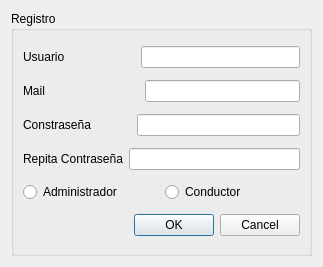
Qt form signin.ui (ejara94/flipigas) before a commit.
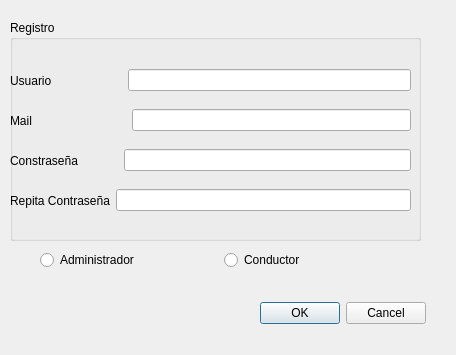
The same form after that commit.

```diff
--- a/signin.ui
+++ b/signin.ui
@@ -6,21 +6,34 @@
    <rect>
     <x>0</x>
     <y>0</y>
-    <width>323</width>
-    <height>267</height>
+    <width>456</width>
+    <height>355</height>
    </rect>
   </property>
   <property name="windowTitle">
    <string>Dialog</string>
   </property>
-  <layout class="QVBoxLayout" name="verticalLayout">
-   <item>
     <widget class="QGroupBox" name="groupBox">
+   <property name="geometry">
+    <rect>
+     <x>10</x>
+     <y>20</y>
+     <width>411</width>
+     <height>221</height>
+    </rect>
+   </property>
      <property name="title">
       <string>Registro</string>
      </property>
-     <layout class="QVBoxLayout" name="verticalLayout_2">
-      <item>
+   <widget class="QWidget" name="horizontalLayoutWidget">
+    <property name="geometry">
+     <rect>
+      <x>0</x>
+      <y>40</y>
+      <width>401</width>
+      <height>41</height>
+     </rect>
+    </property>
        <layout class="QHBoxLayout" name="horizontalLayout">
         <item>
          <widget class="QLabel" name="label">
@@ -33,22 +46,16 @@
          <widget class="QLineEdit" name="lineEdit_user"/>
         </item>
        </layout>
-      </item>
-      <item>
-       <layout class="QHBoxLayout" name="horizontalLayout_2">
-        <item>
-         <widget class="QLabel" name="label_2">
-          <property name="text">
-           <string>Mail                            </string>
-          </property>
-         </widget>
-        </item>
-        <item>
-         <widget class="QLineEdit" name="lineEdit_mail"/>
-        </item>
-       </layout>
-      </item>
-      <item>
+   </widget>
+   <widget class="QWidget" name="horizontalLayoutWidget_3">
+    <property name="geometry">
+     <rect>
+      <x>0</x>
+      <y>120</y>
+      <width>401</width>
+      <height>41</height>
+     </rect>
+    </property>
        <layout class="QHBoxLayout" name="horizontalLayout_3">
         <item>
          <widget class="QLabel" name="label_3">
@@ -61,8 +68,16 @@
          <widget class="QLineEdit" name="lineEdit_pass"/>
         </item>
        </layout>
-      </item>
-      <item>
+   </widget>
+   <widget class="QWidget" name="horizontalLayoutWidget_4">
+    <property name="geometry">
+     <rect>
+      <x>0</x>
+      <y>160</y>
+      <width>401</width>
+      <height>41</height>
+     </rect>
+    </property>
        <layout class="QHBoxLayout" name="horizontalLayout_4">
         <item>
          <widget class="QLabel" name="label_4">
@@ -75,8 +90,52 @@
          <widget class="QLineEdit" name="lineEdit_rpass"/>
         </item>
        </layout>
+   </widget>
+   <widget class="QWidget" name="horizontalLayoutWidget_2">
+    <property name="geometry">
+     <rect>
+      <x>0</x>
+      <y>80</y>
+      <width>401</width>
+      <height>41</height>
+     </rect>
+    </property>
+    <layout class="QHBoxLayout" name="horizontalLayout_2">
+     <item>
+      <widget class="QLabel" name="label_2">
+       <property name="text">
+        <string>Mail                            </string>
+       </property>
+      </widget>
       </item>
       <item>
+      <widget class="QLineEdit" name="lineEdit_mail"/>
+     </item>
+    </layout>
+   </widget>
+  </widget>
+  <widget class="QDialogButtonBox" name="buttonBox">
+   <property name="geometry">
+    <rect>
+     <x>250</x>
+     <y>300</y>
+     <width>176</width>
+     <height>27</height>
+    </rect>
+   </property>
+   <property name="standardButtons">
+    <set>QDialogButtonBox::Cancel|QDialogButtonBox::Ok</set>
+   </property>
+  </widget>
+  <widget class="QWidget" name="horizontalLayoutWidget_5">
+   <property name="geometry">
+    <rect>
+     <x>40</x>
+     <y>240</y>
+     <width>361</width>
+     <height>41</height>
+    </rect>
+   </property>
        <layout class="QHBoxLayout" name="horizontalLayout_5">
         <item>
          <widget class="QRadioButton" name="radioButton_ad">
@@ -99,18 +158,7 @@
          </widget>
         </item>
        </layout>
-      </item>
-      <item>
-       <widget class="QDialogButtonBox" name="buttonBox">
-        <property name="standardButtons">
-         <set>QDialogButtonBox::Cancel|QDialogButtonBox::Ok</set>
-        </property>
-       </widget>
-      </item>
-     </layout>
-    </widget>
-   </item>
-  </layout>
+  </widget>
  </widget>
  <resources/>
  <connections/>
```
Lines whose indentation alone changed are shown as unchanged.
